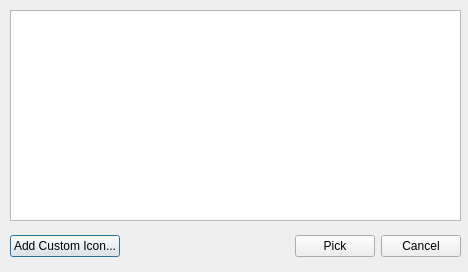
First picture: the form in src/forms/SelectIconDlg.ui, repository thooge/keepassx1, before the edit.
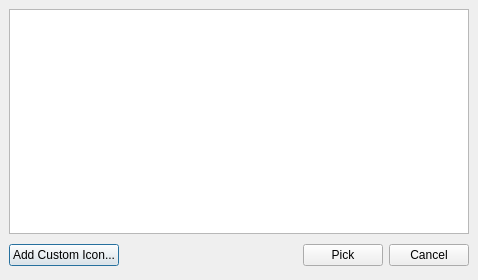
Second picture: the form after the edit.

Commit message: work on custom icons feature

```diff
--- a/src/forms/SelectIconDlg.ui
+++ b/src/forms/SelectIconDlg.ui
@@ -8,43 +8,90 @@
    <rect>
     <x>0</x>
     <y>0</y>
-    <width>468</width>
-    <height>272</height>
+    <width>478</width>
+    <height>280</height>
    </rect>
   </property>
+  <property name="sizePolicy" >
+   <sizepolicy>
+    <hsizetype>5</hsizetype>
+    <vsizetype>5</vsizetype>
+    <horstretch>0</horstretch>
+    <verstretch>0</verstretch>
+   </sizepolicy>
+  </property>
   <property name="windowTitle" >
    <string>Dialog</string>
   </property>
+  <layout class="QGridLayout" >
+   <property name="margin" >
+    <number>9</number>
+   </property>
+   <property name="spacing" >
+    <number>6</number>
+   </property>
+   <item row="0" column="0" >
+    <layout class="QGridLayout" >
+     <property name="margin" >
+      <number>0</number>
+     </property>
+     <property name="spacing" >
+      <number>6</number>
+     </property>
+     <item row="1" column="0" >
+      <widget class="QPushButton" name="Button_AddIcon" >
+       <property name="text" >
+        <string>Add Custom Icon...</string>
+       </property>
+      </widget>
+     </item>
+     <item row="1" column="2" >
+      <widget class="QPushButton" name="Button_PickIcon" >
+       <property name="text" >
+        <string>Pick</string>
+       </property>
+      </widget>
+     </item>
+     <item row="1" column="3" >
+      <widget class="QPushButton" name="Button_Cancel" >
+       <property name="text" >
+        <string>Cancel</string>
+       </property>
+      </widget>
+     </item>
+     <item row="1" column="1" >
+      <spacer>
+       <property name="orientation" >
+        <enum>Qt::Horizontal</enum>
+       </property>
+       <property name="sizeHint" >
+        <size>
+         <width>131</width>
+         <height>31</height>
+        </size>
+       </property>
+      </spacer>
+     </item>
+     <item row="0" column="0" colspan="4" >
   <widget class="QListWidget" name="List" >
-   <property name="geometry" >
-    <rect>
-     <x>10</x>
-     <y>10</y>
-     <width>451</width>
-     <height>211</height>
-    </rect>
-   </property>
-   <property name="horizontalScrollBarPolicy" >
-    <enum>Qt::ScrollBarAlwaysOff</enum>
-   </property>
-   <property name="selectionMode" >
-    <enum>QAbstractItemView::ExtendedSelection</enum>
-   </property>
    <property name="iconSize" >
     <size>
      <width>16</width>
      <height>16</height>
     </size>
    </property>
-   <property name="textElideMode" >
-    <enum>Qt::ElideRight</enum>
-   </property>
    <property name="movement" >
     <enum>QListView::Static</enum>
    </property>
    <property name="flow" >
     <enum>QListView::LeftToRight</enum>
    </property>
+       <property name="isWrapping" stdset="0" >
+        <bool>true</bool>
+       </property>
+       <property name="resizeMode" >
+        <enum>QListView::Adjust</enum>
+       </property>
    <property name="gridSize" >
     <size>
      <width>32</width>
@@ -55,58 +102,10 @@
     <enum>QListView::IconMode</enum>
    </property>
   </widget>
-  <widget class="QWidget" name="layoutWidget" >
-   <property name="geometry" >
-    <rect>
-     <x>10</x>
-     <y>230</y>
-     <width>451</width>
-     <height>33</height>
-    </rect>
-   </property>
-   <layout class="QHBoxLayout" >
-    <property name="margin" >
-     <number>0</number>
-    </property>
-    <property name="spacing" >
-     <number>6</number>
-    </property>
-    <item>
-     <widget class="QPushButton" name="Button_AddIcon" >
-      <property name="text" >
-       <string>Add Custom Icon...</string>
-      </property>
-     </widget>
-    </item>
-    <item>
-     <spacer>
-      <property name="orientation" >
-       <enum>Qt::Horizontal</enum>
-      </property>
-      <property name="sizeHint" >
-       <size>
-        <width>131</width>
-        <height>31</height>
-       </size>
-      </property>
-     </spacer>
-    </item>
-    <item>
-     <widget class="QPushButton" name="Button_PickIcon" >
-      <property name="text" >
-       <string>Pick</string>
-      </property>
-     </widget>
-    </item>
-    <item>
-     <widget class="QPushButton" name="Button_Cancel" >
-      <property name="text" >
-       <string>Cancel</string>
-      </property>
-     </widget>
-    </item>
-   </layout>
-  </widget>
+     </item>
+    </layout>
+   </item>
+  </layout>
  </widget>
  <pixmapfunction></pixmapfunction>
  <resources/>
```
Lines whose indentation alone changed are shown as unchanged. The commit also changes 7 other files.
